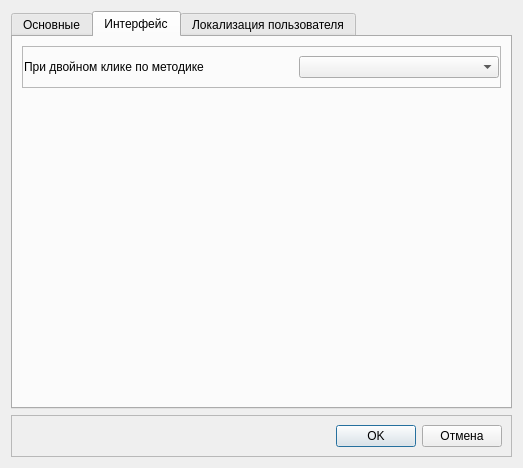
grigp/a-analyser, file aanalysersettings.ui: the form before one commit.
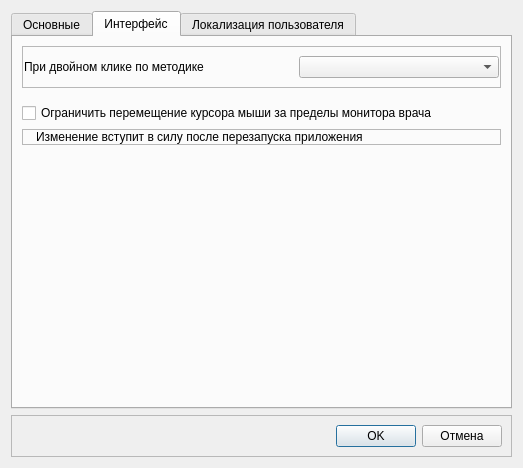
The form after the commit. Icons and pictures are not drawn.

Commit message: Ограничение перемещения курсора на мониторе, на котором находится главное окно. Опционально

What changed in the file:
```diff
--- a/aanalysersettings.ui
+++ b/aanalysersettings.ui
@@ -271,6 +271,78 @@
          </layout>
         </widget>
        </item>
+       <item>
+        <widget class="QFrame" name="frClipCursor">
+         <property name="frameShape">
+          <enum>QFrame::NoFrame</enum>
+         </property>
+         <property name="frameShadow">
+          <enum>QFrame::Sunken</enum>
+         </property>
+         <layout class="QVBoxLayout" name="verticalLayout_8">
+          <property name="leftMargin">
+           <number>0</number>
+          </property>
+          <property name="rightMargin">
+           <number>0</number>
+          </property>
+          <item>
+           <widget class="QCheckBox" name="cbClipCursor">
+            <property name="text">
+             <string>Ограничить перемещение курсора мыши за пределы монитора врача</string>
+            </property>
+           </widget>
+          </item>
+          <item>
+           <widget class="QFrame" name="frClipCursorInfo">
+            <property name="frameShape">
+             <enum>QFrame::StyledPanel</enum>
+            </property>
+            <property name="frameShadow">
+             <enum>QFrame::Raised</enum>
+            </property>
+            <layout class="QHBoxLayout" name="horizontalLayout_7">
+             <property name="leftMargin">
+              <number>0</number>
+             </property>
+             <property name="topMargin">
+              <number>0</number>
+             </property>
+             <property name="rightMargin">
+              <number>0</number>
+             </property>
+             <property name="bottomMargin">
+              <number>0</number>
+             </property>
+             <item>
+              <widget class="QLabel" name="lblClipCursorInfoLogo">
+               <property name="sizePolicy">
+                <sizepolicy hsizetype="Fixed" vsizetype="Preferred">
+                 <horstretch>0</horstretch>
+                 <verstretch>0</verstretch>
+                </sizepolicy>
+               </property>
+               <property name="text">
+                <string/>
+               </property>
+               <property name="pixmap">
+                <pixmap resource="kernel.qrc">:/images/Info.png</pixmap>
+               </property>
+              </widget>
+             </item>
+             <item>
+              <widget class="QLabel" name="lblClipCursorInfo">
+               <property name="text">
+                <string>Изменение вступит в силу после перезапуска приложения</string>
+               </property>
+              </widget>
+             </item>
+            </layout>
+           </widget>
+          </item>
+         </layout>
+        </widget>
+       </item>
        <item>
         <spacer name="verticalSpacer_2">
          <property name="orientation">
```
The commit also changes 6 other files.
